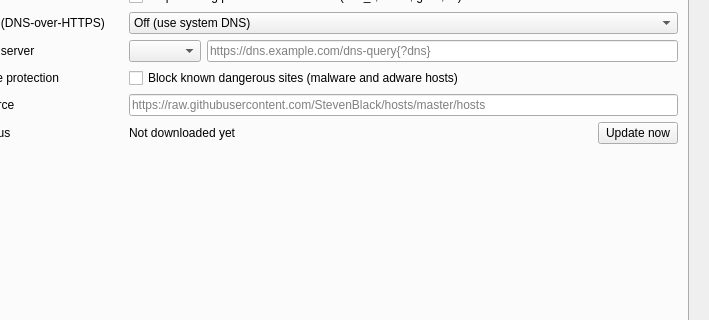
Qt form src/lib/preferences/preferences.ui (osza-tools/osza-browser) before a commit; both pictures show x 326 to 1035 and y 320 to 640 of the 1035 by 727 pixel window.
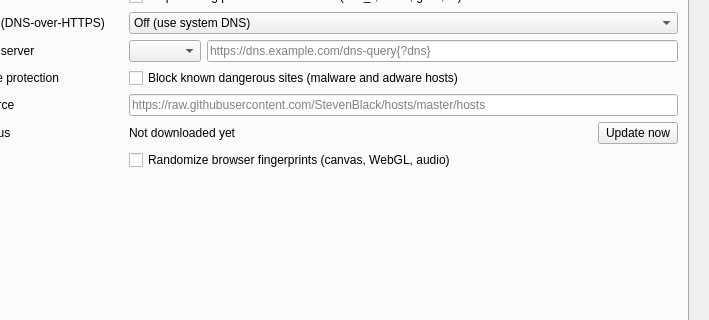
The same form after that commit. The open tabs and pages were chosen to show the change. Custom widgets are drawn as their Qt base class.

Commit message: security: per-site canvas and audio fingerprint randomization

The edit to the form file:
```diff
--- a/src/lib/preferences/preferences.ui
+++ b/src/lib/preferences/preferences.ui
@@ -2580,7 +2580,35 @@
                  </item>
                 </layout>
                </item>
-               <item row="18" column="0" colspan="3">
+               <item row="18" column="0">
+                <spacer name="horizontalSpacerFingerprint">
+                 <property name="orientation">
+                  <enum>Qt::Orientation::Horizontal</enum>
+                 </property>
+                 <property name="sizeType">
+                  <enum>QSizePolicy::Policy::Fixed</enum>
+                 </property>
+                 <property name="sizeHint" stdset="0">
+                  <size>
+                   <width>20</width>
+                   <height>20</height>
+                  </size>
+                 </property>
+                </spacer>
+               </item>
+               <item row="18" column="2">
+                <widget class="QCheckBox" name="fingerprintProtection">
+                 <property name="toolTip">
+                  <string>Randomize canvas, WebGL, audio and hardware fingerprints on every site.
+The values stay stable for one site (so sites keep working) but differ between sites,
+browser profiles and users. Individual sites can be excluded from the padlock menu.</string>
+                 </property>
+                 <property name="text">
+                  <string>Randomize browser fingerprints (canvas, WebGL, audio)</string>
+                 </property>
+                </widget>
+               </item>
+               <item row="19" column="0" colspan="3">
                 <spacer name="verticalSpacer_3">
                  <property name="orientation">
                   <enum>Qt::Orientation::Vertical</enum>
```
The commit also changes 15 other files.
